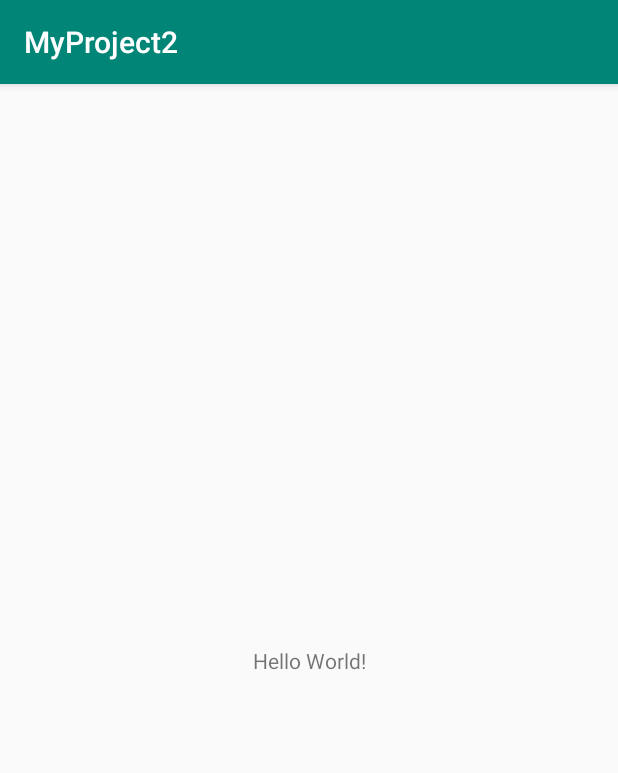
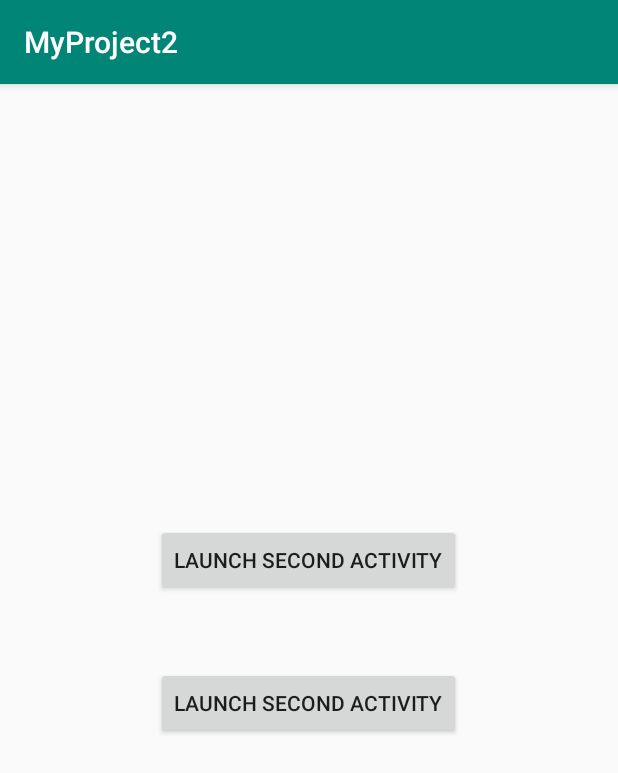
Before and after one commit to margleb/Android_with_Kotlin, an Android app: the screen it shows after launch (MainActivity), on a phone screen of 412 x 824 dp. Shown: the top 773 px of the screen. Run offline under Robolectric (Android 15) with nearby library versions, the phone set to English and light mode, and no system bars.

Commit message:
StartActivityForResult

```diff
--- a/app/build.gradle
+++ b/app/build.gradle
@@ -25,7 +25,7 @@ android {
 
 dependencies {
     implementation fileTree(dir: 'libs', include: ['*.jar'])
-    implementation"org.jetbrains.kotlin:kotlin-stdlib-jdk7:$kotlin_version"
+    implementation "org.jetbrains.kotlin:kotlin-stdlib-jdk7:$kotlin_version"
     implementation 'androidx.appcompat:appcompat:1.1.0'
     implementation 'androidx.core:core-ktx:1.2.0'
     implementation 'androidx.constraintlayout:constraintlayout:1.1.3'
--- a/app/src/main/AndroidManifest.xml
+++ b/app/src/main/AndroidManifest.xml
@@ -9,6 +9,8 @@
         android:roundIcon="@mipmap/ic_launcher_round"
         android:supportsRtl="true"
         android:theme="@style/AppTheme">
+        <activity android:name=".SecondActivity"></activity>
+        <activity android:name=".FirstActivity" />
         <activity android:name=".MainActivity">
             <intent-filter>
                 <action android:name="android.intent.action.MAIN" />
--- a/app/src/main/java/com/example/myproject2/MainActivity.kt
+++ b/app/src/main/java/com/example/myproject2/MainActivity.kt
@@ -1,12 +1,51 @@
 package com.example.myproject2
 
+import android.app.Activity
+import android.content.Intent
 import androidx.appcompat.app.AppCompatActivity
 import android.os.Bundle
+import android.util.Log
+import android.widget.Toast
+import kotlinx.android.synthetic.main.activity_main.*
 
 class MainActivity : AppCompatActivity() {
+    // класс object позволяет создать singleton обьект - класс, который имеет тольк одни экземпляр
+    companion object {
+        private const val FIRST_ACTIVITY_REQUEST_ONE = 1
+        private const val SECOND_ACTIVITY_REQUEST_CODE = 2
+        const val NAME = "name"
+        const val EMAIL = "email"
+    }
 
     override fun onCreate(savedInstanceState: Bundle?) {
         super.onCreate(savedInstanceState)
         setContentView(R.layout.activity_main)
+
+        btn_launch_activity_first.setOnClickListener {
+            val intent = Intent(this, FirstActivity::class.java)
+            startActivityForResult(intent, FIRST_ACTIVITY_REQUEST_ONE)
+        }
+        btn_launch_activity_second.setOnClickListener{
+            val intent = Intent(this, SecondActivity::class.java)
+            startActivityForResult(intent, SECOND_ACTIVITY_REQUEST_CODE)
+        }
     }
+
+    override fun onActivityResult(requestCode: Int, resultCode: Int, data: Intent?) {
+        super.onActivityResult(requestCode, resultCode, data)
+        if(resultCode == Activity.RESULT_OK) {
+            if(requestCode == FIRST_ACTIVITY_REQUEST_ONE) {
+                tv_first_activity_result.text = "First Activity Result Success"
+            } else if(requestCode == SECOND_ACTIVITY_REQUEST_CODE){
+                if(data!=null) {
+                    val name = data.getStringExtra(NAME)
+                    val email = data.getStringExtra(EMAIL)
+                    tv_second_activity_result.text = "$name: $email"
+                }
+            }
+        } else if(resultCode == Activity.RESULT_CANCELED) {
+            Toast.makeText(this@MainActivity, "Result Cancelled", Toast.LENGTH_SHORT).show()
+        }
+    }
+
 }
--- a/app/src/main/res/layout/activity_main.xml
+++ b/app/src/main/res/layout/activity_main.xml
@@ -1,18 +1,35 @@
 <?xml version="1.0" encoding="utf-8"?>
-<androidx.constraintlayout.widget.ConstraintLayout xmlns:android="http://schemas.android.com/apk/res/android"
+<LinearLayout xmlns:android="http://schemas.android.com/apk/res/android"
     xmlns:app="http://schemas.android.com/apk/res-auto"
     xmlns:tools="http://schemas.android.com/tools"
     android:layout_width="match_parent"
     android:layout_height="match_parent"
+    android:orientation="vertical"
+    android:gravity="center"
     tools:context=".MainActivity">
-
+    <Button
+        android:id="@+id/btn_launch_activity_first"
+        android:text="Launch Second Activity"
+        android:layout_marginBottom="10dp"
+        android:layout_width="wrap_content"
+        android:layout_height="wrap_content"/>
     <TextView
+        android:id="@+id/tv_first_activity_result"
+        android:textSize="20dp"
+        tools:text="Example first activity"
+        android:layout_marginBottom="10dp"
         android:layout_width="wrap_content"
-        android:layout_height="wrap_content"
-        android:text="Hello World!"
-        app:layout_constraintBottom_toBottomOf="parent"
-        app:layout_constraintLeft_toLeftOf="parent"
-        app:layout_constraintRight_toRightOf="parent"
-        app:layout_constraintTop_toTopOf="parent" />
-
-</androidx.constraintlayout.widget.ConstraintLayout>
+        android:layout_height="wrap_content"/>
+    <Button
+        android:id="@+id/btn_launch_activity_second"
+        android:text="Launch Second Activity"
+        android:layout_marginBottom="10dp"
+        android:layout_width="wrap_content"
+        android:layout_height="wrap_content"/>
+    <TextView
+        android:id="@+id/tv_second_activity_result"
+        android:textSize="20dp"
+        tools:text="Example second activity"
+        android:layout_width="wrap_content"
+        android:layout_height="wrap_content"/>
+</LinearLayout>
--- /dev/null
+++ b/app/src/main/res/values/dimens.xml
@@ -0,0 +1,3 @@
+<resources>
+    <dimen name="fab_margin">16dp</dimen>
+</resources>
```
Also changed, not shown: app/src/main/java/com/example/myproject2/FirstActivity.kt (added, +18 -0 lines), app/src/main/java/com/example/myproject2/SecondActivity.kt (added, +23 -0 lines), app/src/main/res/layout/activity_first.xml (added, +18 -0 lines), app/src/main/res/layout/activity_second.xml (added, +27 -0 lines).
